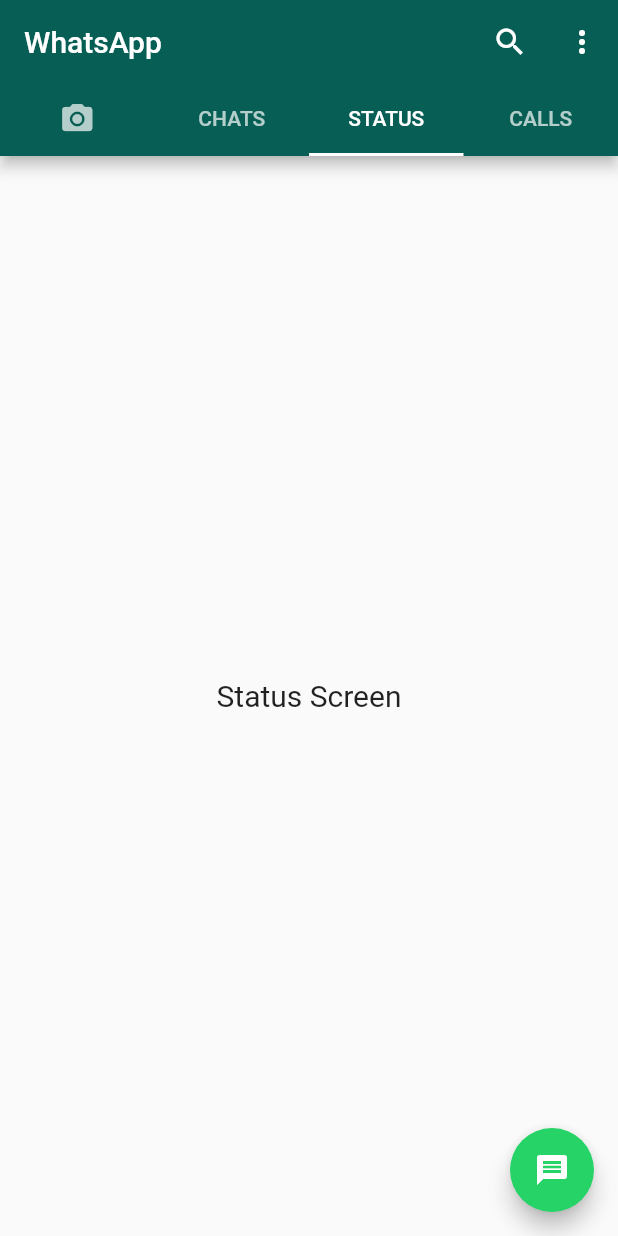
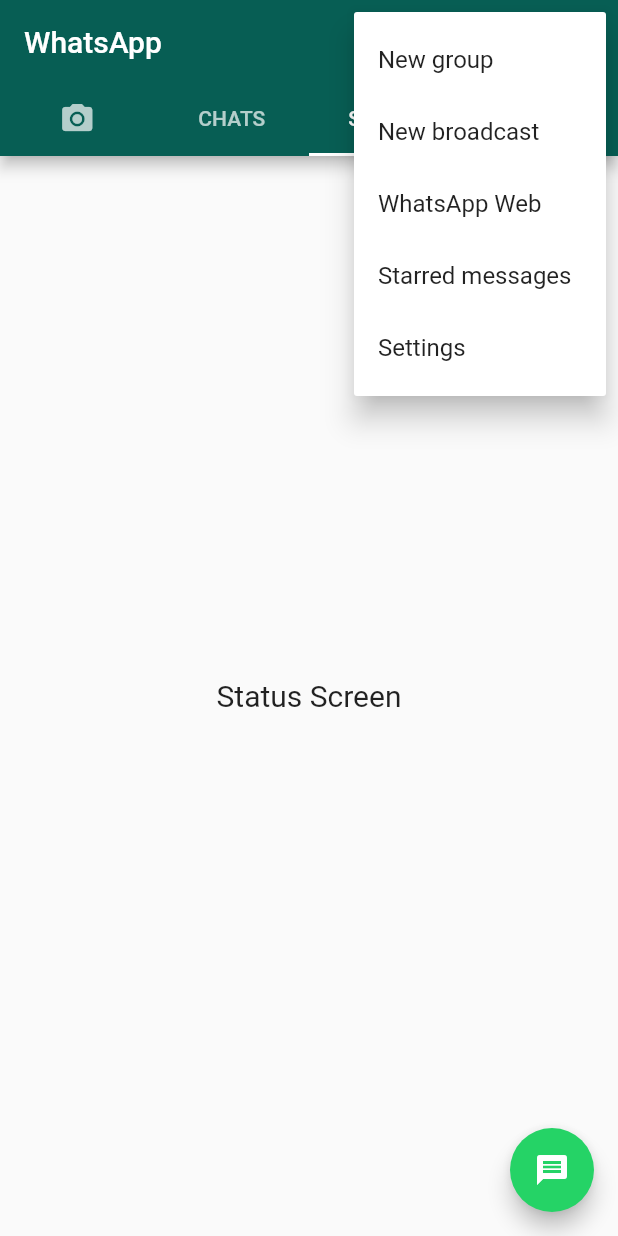
Before and after one commit to nikhil3400/WhatsApp-UI-Clone, a Flutter app: the screen it shows after launch, tab 3 chosen, after a tap on the "more vert" icon, on a phone screen of 412 x 824 dp. Run offline on Flutter 3.47's test engine with Material 2 defaults, Android fonts, the phone set to English and light mode, and no system bars; network calls fail.

Commit message:
added popupmenu

```diff
--- a/lib/Screens/home.dart
+++ b/lib/Screens/home.dart
@@ -14,6 +14,7 @@ class _HomeState extends State<Home>
 with SingleTickerProviderStateMixin {
 
   TabController _tabController;
+  List<String> menu = ['New group', 'New broadcast', 'WhatsApp Web', 'Starred messages', 'Settings'];
 
 
   @override
@@ -40,7 +41,18 @@ with SingleTickerProviderStateMixin {
         ),
          actions: [
           IconButton(icon: Icon(Icons.search), onPressed: (){}),
-          IconButton(icon: Icon(Icons.more_vert), onPressed: (){})
+          // IconButton(icon: Icon(Icons.more_vert), onPressed: (){})
+          PopupMenuButton(
+            onSelected: null,
+            itemBuilder: (BuildContext context) {
+              return menu.map((String s){
+                return PopupMenuItem<String>(
+                  value: s,
+                  child: Text(s),
+                );
+              }).toList();
+            }
+          ),
          ],
       ),
 
```
